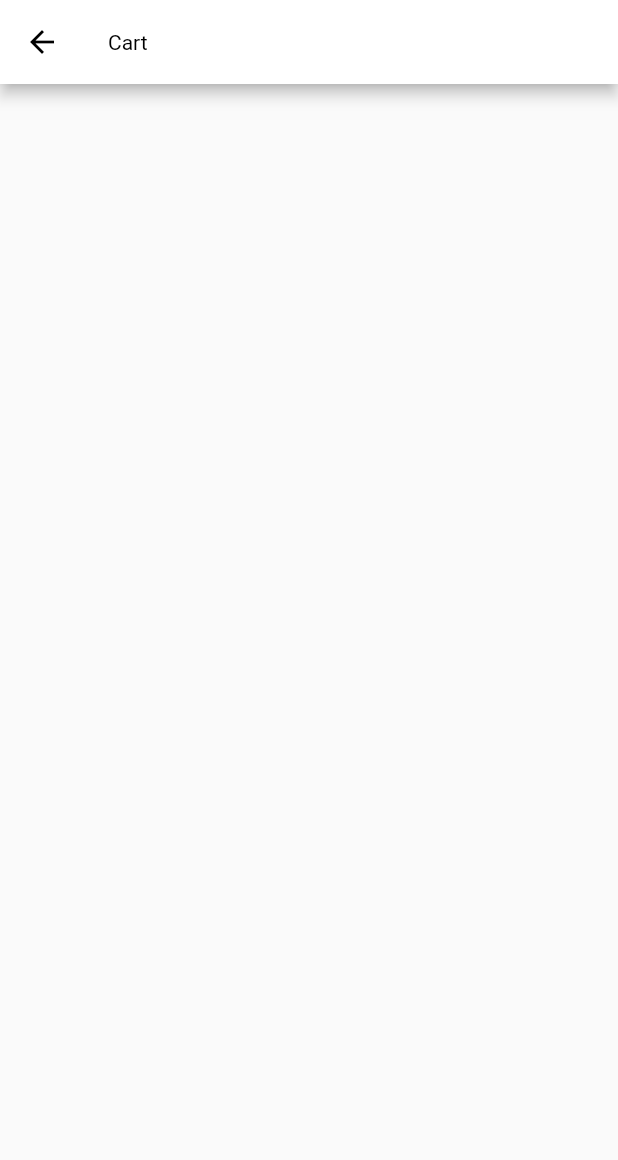
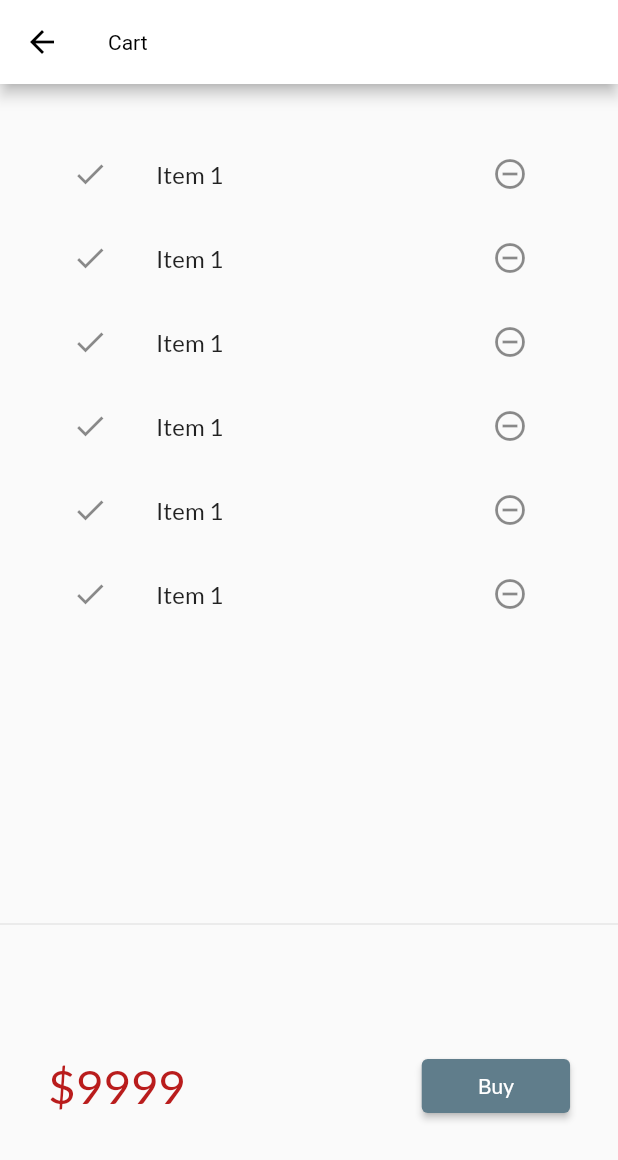
Before and after one commit to mhammadarain/ShoppingAppByHS, a Flutter app: the CartPage screen opened by its route, on a phone screen of 412 x 824 dp. Shown: the top 1160 px of the screen. Run offline on Flutter 3.47's test engine with Material 2 defaults, Android fonts, the phone set to English and light mode, and no system bars; our stand-ins replace google_fonts, velocity_x; network calls fail.

Commit message:
Day 15 Completed

```diff
--- /dev/null
+++ b/lib/models/cart.dart
@@ -0,0 +1,30 @@
+import 'package:mart_app/models/catalog.dart';
+import 'package:mart_app/pages/home_page.dart';
+
+class CartModel {
+  late CatalogModel _catalog;
+  final List<int> _itemIds = [];
+
+  CatalogModel get catalog => _catalog;
+
+  set catalog(CatalogModel newCatalog) {
+    assert(newCatalog != null);
+    _catalog = newCatalog;
+  }
+
+// get item into cart
+  List<Item> get item => _itemIds.map((id) => _catalog.getbyId(id)).toList();
+
+// get total price
+  num get totalPrice => item.fold(0, (total, current) => total = current.price);
+
+  // Add item
+  void add(Item item) {
+    _itemIds.add(item.id);
+  }
+
+  // remove Items
+  void remove(Item item) {
+    _itemIds.remove(item.id);
+  }
+}
--- a/lib/models/catalog.dart
+++ b/lib/models/catalog.dart
@@ -146,10 +146,10 @@ class CatalogModel {
             "https://www.optimum.com/mobile/sites/default/files/product/apple-iphone14promax-deeppurple-side.png"),
   ];
 
-  static Item getbyId(int id) =>
+   Item getbyId(int id) =>
       items.firstWhere((element) => element.id == id, orElse: null);
 
-  static Item getbyPosition(int pos) => items[pos];
+   Item getbyPosition(int pos) => items[pos];
 }
 
 class Item {
--- a/lib/pages/cart_page.dart
+++ b/lib/pages/cart_page.dart
@@ -10,6 +10,64 @@ class CartPage extends StatelessWidget {
       appBar: AppBar(
         title: "Cart".text.make(),
       ),
+      body: Column(children: [
+        _CartList().p32().expand(),
+        Divider(),
+        _CartTotal(),
+      ]),
     );
   }
 }
+
+class _CartTotal extends StatelessWidget {
+  const _CartTotal({super.key});
+
+  @override
+  Widget build(BuildContext context) {
+    return SizedBox(
+      height: 200,
+      child: Row(
+        mainAxisAlignment: MainAxisAlignment.spaceAround,
+        children: [
+          "\$9999".text.xl4.red700.make(),
+          30.widthBox,
+          ElevatedButton(
+                  onPressed: () {
+                    ScaffoldMessenger.of(context).showSnackBar(SnackBar(
+                      content: "Buying not Supported".text.make(),
+                    ));
+                  },
+                  style: ButtonStyle(
+                      backgroundColor:
+                          MaterialStateProperty.all(Colors.blueGrey)),
+                  child: "Buy".text.make())
+              .w24(context),
+        ],
+      ),
+    );
+  }
+}
+
+class _CartList extends StatefulWidget {
+  const _CartList({super.key});
+
+  @override
+  State<_CartList> createState() => __CartListState();
+}
+
+class __CartListState extends State<_CartList> {
+  @override
+  Widget build(BuildContext context) {
+    return ListView.builder(
+      itemCount: 6,
+      itemBuilder: (context, index) => ListTile(
+        leading: Icon(Icons.done),
+        trailing: IconButton(
+          icon: Icon(Icons.remove_circle_outline),
+          onPressed: () {},
+        ),
+        title: "Item 1".text.make(),
+      ),
+    );
+  }
+}
--- a/lib/pages/home_page.dart
+++ b/lib/pages/home_page.dart
@@ -72,7 +72,7 @@ class CatalogList extends StatelessWidget {
       shrinkWrap: true,
       itemCount: CatalogModel.items.length,
       itemBuilder: (context, index) {
-        final catalog = CatalogModel.getbyPosition(index);
+        final catalog = CatalogModel.items[index];
         return InkWell(
             onTap: () => Navigator.push(
                 context,
```
